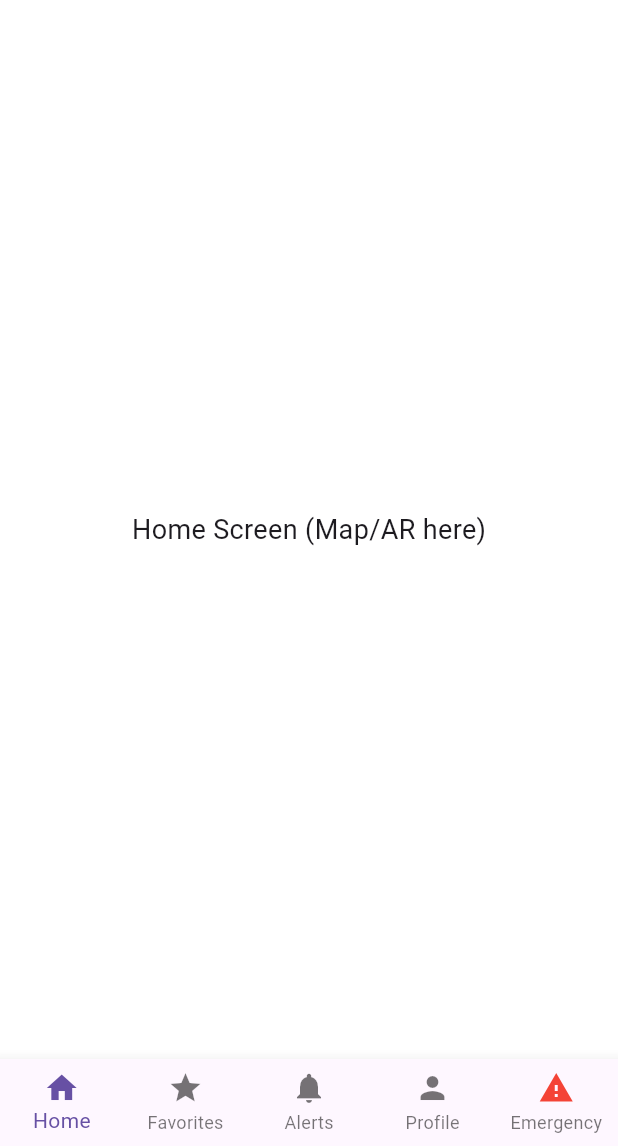
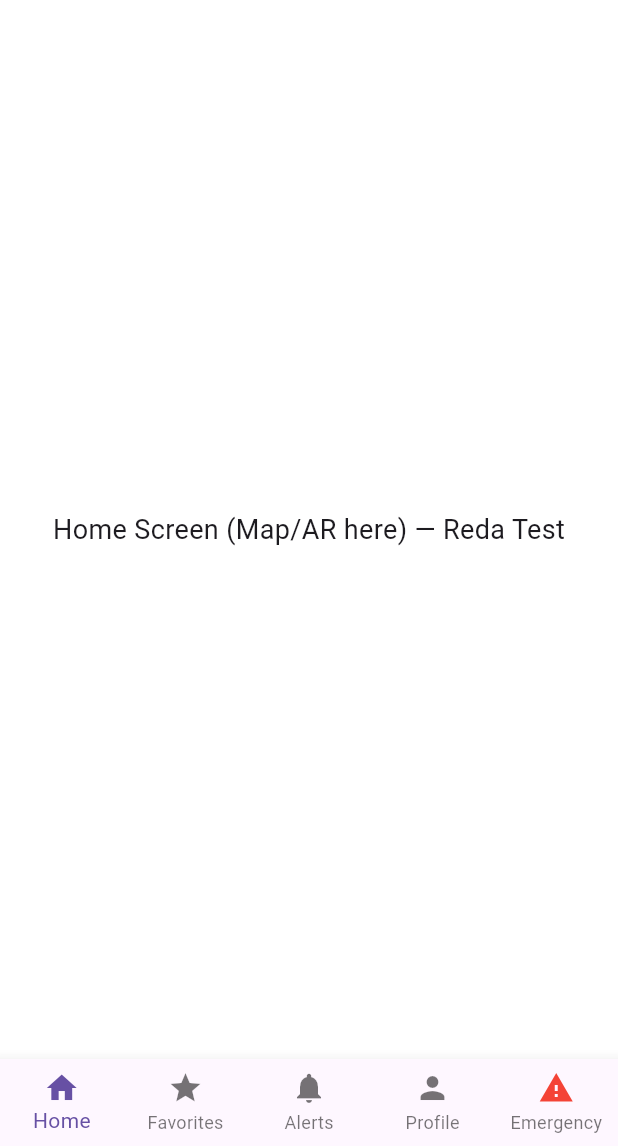
Before and after one commit to Shadowslayz/Eagle-Nav, a Flutter app: the screen it shows after launch, on a phone screen of 412 x 824 dp, the part 90-1236 px from its top. Run offline on Flutter 3.47's test engine with Material 3 defaults, Android fonts, the phone set to English and light mode, and no system bars; our stand-ins replace flutter_tts.

Commit message:
Update main.dart and pubspec.lock on Reda TTS branch

```diff
--- a/eaglenav/lib/main.dart
+++ b/eaglenav/lib/main.dart
@@ -5,6 +5,8 @@ void main() {
 }
 
 class EagleNavApp extends StatelessWidget {
+  const EagleNavApp({super.key});
+
   @override
   Widget build(BuildContext context) {
     return MaterialApp(
@@ -24,6 +26,8 @@ class EagleNavApp extends StatelessWidget {
 }
 
 class MainLayout extends StatefulWidget {
+  const MainLayout({super.key});
+
   @override
   _MainLayoutState createState() => _MainLayoutState();
 }
@@ -92,6 +96,8 @@ class _MainLayoutState extends State<MainLayout> {
 
 // 🔍 Search Bar Widget
 class SearchBarWidget extends StatelessWidget {
+  const SearchBarWidget({super.key});
+
   @override
   Widget build(BuildContext context) {
     return Container(
@@ -127,15 +133,19 @@ class SearchBarWidget extends StatelessWidget {
 
 // 📱 Placeholder Screens
 class HomeScreen extends StatelessWidget {
+  const HomeScreen({super.key});
+
   @override
   Widget build(BuildContext context) {
     return Center(
-      child: Text('Home Screen (Map/AR here)', style: TextStyle(fontSize: 18)),
+      child: Text('Home Screen (Map/AR here) — Reda Test', style: TextStyle(fontSize: 18)),
     );
   }
 }
 
 class FavoritesScreen extends StatelessWidget {
+  const FavoritesScreen({super.key});
+
   @override
   Widget build(BuildContext context) {
     return Center(
@@ -145,6 +155,8 @@ class FavoritesScreen extends StatelessWidget {
 }
 
 class NotificationsScreen extends StatelessWidget {
+  const NotificationsScreen({super.key});
+
   @override
   Widget build(BuildContext context) {
     return Center(
@@ -154,6 +166,8 @@ class NotificationsScreen extends StatelessWidget {
 }
 
 class ProfileScreen extends StatelessWidget {
+  const ProfileScreen({super.key});
+
   @override
   Widget build(BuildContext context) {
     return Center(
@@ -163,6 +177,8 @@ class ProfileScreen extends StatelessWidget {
 }
 
 class EmergencyScreen extends StatelessWidget {
+  const EmergencyScreen({super.key});
+
   @override
   Widget build(BuildContext context) {
     return Center(
```
Also changed, not shown: eaglenav/pubspec.lock.
